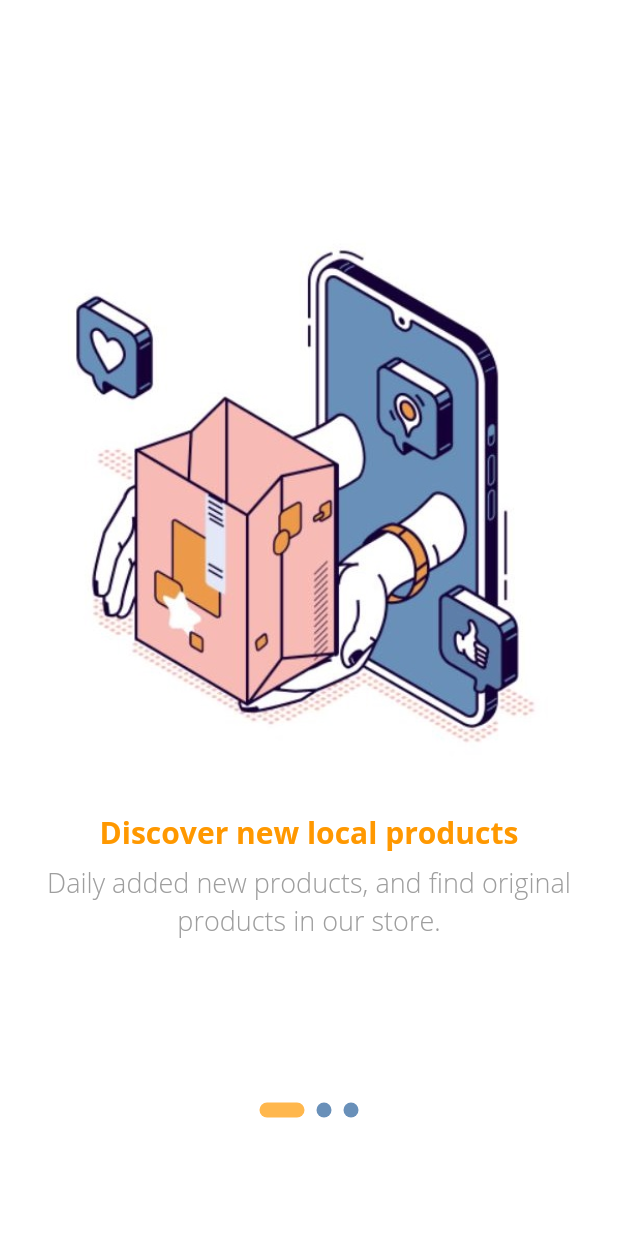
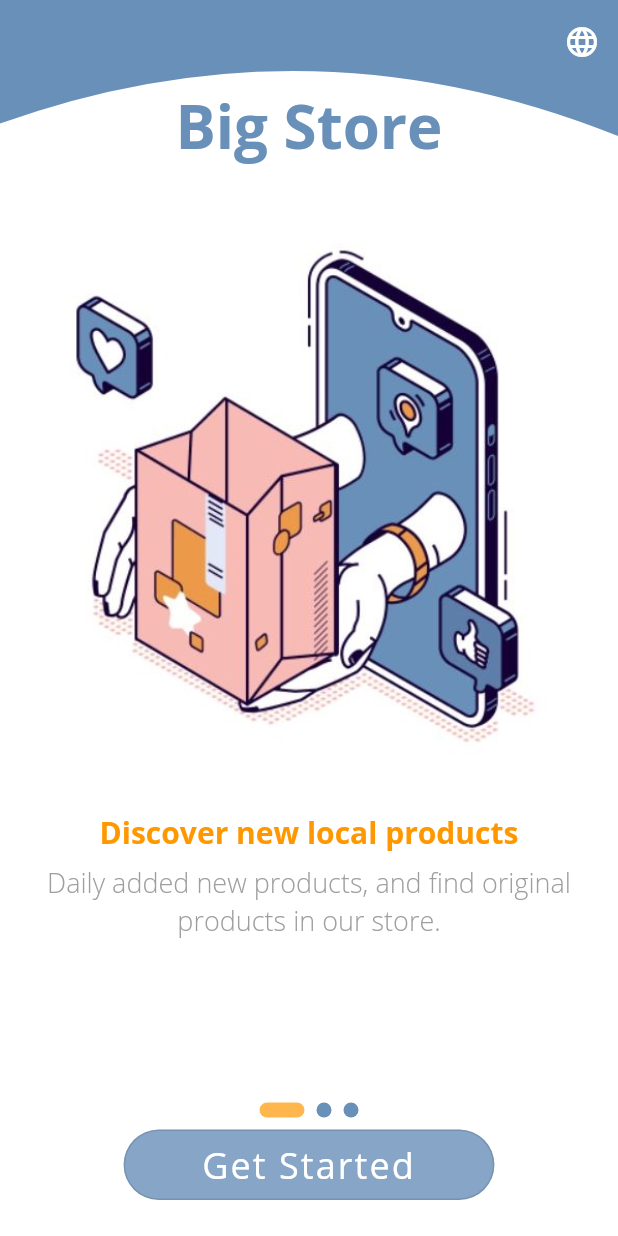
Before and after one commit to thaer-assfour/E-commerce, a Flutter app: the screen it shows after launch, on a phone screen of 412 x 824 dp. Run offline on Flutter 3.47's test engine with Material 2 defaults, Android fonts, the phone set to English and light mode, and no system bars; drawn by our look-alikes of smooth_page_indicator; our stand-ins replace shared_preferences.

Commit message:
remove animation from splash screen

```diff
--- a/lib/pages/splash/splashScreen.dart
+++ b/lib/pages/splash/splashScreen.dart
@@ -15,16 +15,11 @@
 
 class _SplashScreenState extends State<SplashScreen> {
   PageController pageController = PageController(initialPage: 0);
-  bool animate = false;
 
   @override
   void initState() {
 
     super.initState();
-    Future.delayed(const Duration(milliseconds: 100), () {
-      animate = true;
-    });
-
 
   }
 
@@ -38,9 +33,7 @@
       child: Stack(
         children: [
           Positioned(child: Container(color: Colors.white,)),
-          Positioned(child: AnimatedContainer(height: animate ? MediaQuery.of(context).size.height * 0.9 : 0,
-              duration: Duration(milliseconds: 500),
-              child: SplashTopPainter())),
+          Positioned(child: SplashTopPainter()),
          Positioned(child:  Scaffold(
               backgroundColor: Colors.transparent,
               appBar: AppBar(
@@ -62,14 +55,12 @@
                 crossAxisAlignment: CrossAxisAlignment.center,
                 children: [
                   Container(
-                      child: AnimatedOpacity(duration: Duration(milliseconds: 1000),opacity: animate ? 1 : 0,
                       child: Text(
                         "${getLang(context, "splashTitle")}",
                         style: TextStyle(
                             color: Color(0xff6990B9),
                             fontSize: 40,
                             fontWeight: FontWeight.bold),
-                        ),
                       )),
                   Expanded(
                     child: PageView.builder(
@@ -89,10 +80,7 @@
                         activeDotColor: Colors.orange[300],
                         dotColor: Color(0xff6990B9)),
                   ),
-                  AnimatedOpacity(
-                    duration: Duration(milliseconds: 900),
-                    opacity: animate ? 1 : 0,
-                    child: Container(
+                  Container(
                       width: MediaQuery.of(context).size.width * 0.6,
                       margin: EdgeInsets.only(top: 8, bottom: 24),
                       padding: EdgeInsets.all(6),
@@ -111,8 +99,7 @@
                               letterSpacing: 1.4),
                         ),
                         onTap: () {},
-                        )),
-                  )
+                      ))
                 ],
               )),),
 
--- a/lib/services/languageService.dart
+++ b/lib/services/languageService.dart
@@ -1,3 +1,4 @@
+
 import 'package:flutter/material.dart';
 import 'package:e_commerce/main.dart';
 
@@ -7,4 +8,7 @@
   else
     mySharedPreferences.setString("Lang", "ar");
   Navigator.of(context).pushReplacement(MaterialPageRoute(builder: (context) => MyStore()));
+
+
+
 }
```
Lines whose indentation alone changed are shown as unchanged.
